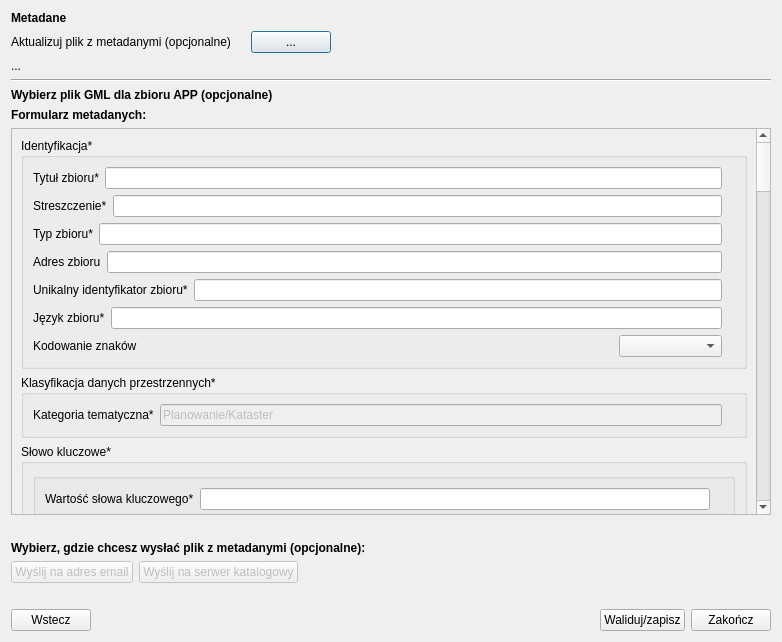
Qt form modules/metadata/views/ui/metadane_dialog_base.ui (envirosolutionspl/wtyczka_qgis_app) before a commit.
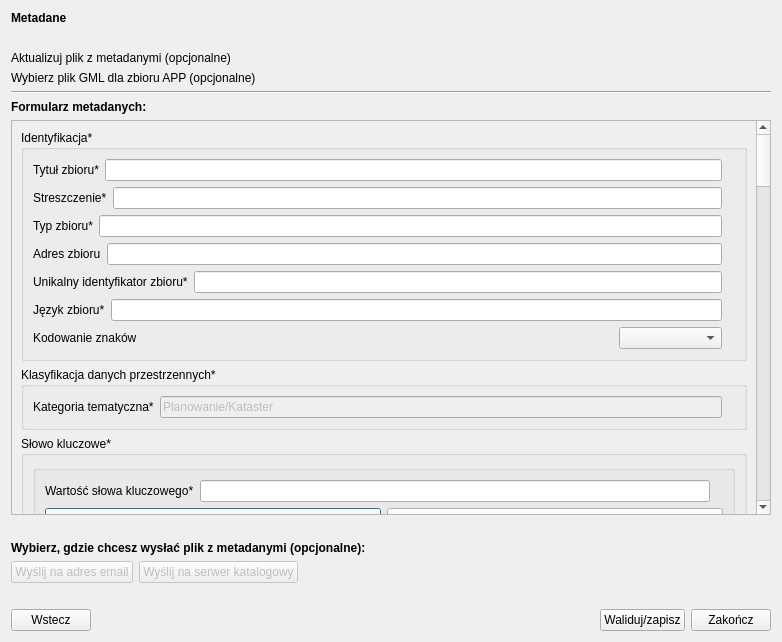
The same form after that commit. Icons and pictures are not drawn. Custom widgets are drawn as their Qt base class.

Commit message: okno metadanych - modyfikacja interfejsu (dodawanie opcjonalnych plików)

```diff
--- a/modules/metadata/views/ui/metadane_dialog_base.ui
+++ b/modules/metadata/views/ui/metadane_dialog_base.ui
@@ -35,47 +35,36 @@
       </widget>
      </item>
      <item>
-      <layout class="QHBoxLayout" name="horizontalLayout">
-       <item>
-        <layout class="QGridLayout" name="gridLayout_4">
-         <item row="0" column="0">
-          <widget class="QLabel" name="existingMetadata_lbl">
-           <property name="text">
-            <string>Aktualizuj plik z metadanymi (opcjonalne)    </string>
-           </property>
-          </widget>
-         </item>
-         <item row="0" column="1">
-          <widget class="QPushButton" name="chooseFile_widget">
-           <property name="text">
-            <string>...</string>
-           </property>
-          </widget>
-         </item>
-         <item row="0" column="2">
-          <spacer name="horizontalSpacer">
-           <property name="orientation">
-            <enum>Qt::Horizontal</enum>
-           </property>
-           <property name="sizeHint" stdset="0">
-            <size>
-             <width>40</width>
-             <height>20</height>
-            </size>
-           </property>
-          </spacer>
-         </item>
-        </layout>
-       </item>
-      </layout>
-     </item>
-     <item>
-      <widget class="QLabel" name="file_lbl">
+      <widget class="QLabel" name="empty3_lbl">
        <property name="text">
-        <string>...</string>
+        <string/>
        </property>
       </widget>
      </item>
+     <item>
+      <layout class="QGridLayout" name="gridLayout_5">
+       <item row="1" column="1">
+        <widget class="QgsFileWidget" name="chooseSet_widget"/>
+       </item>
+       <item row="1" column="0">
+        <widget class="QLabel" name="addSet_lbl">
+         <property name="text">
+          <string>Wybierz plik GML dla zbioru APP (opcjonalne)</string>
+         </property>
+        </widget>
+       </item>
+       <item row="0" column="0">
+        <widget class="QLabel" name="existingMetadata_lbl">
+         <property name="text">
+          <string>Aktualizuj plik z metadanymi (opcjonalne)    </string>
+         </property>
+        </widget>
+       </item>
+       <item row="0" column="1">
+        <widget class="QgsFileWidget" name="chooseFile_widget"/>
+       </item>
+      </layout>
+     </item>
      <item>
       <widget class="Line" name="horizontal_line">
        <property name="orientation">
@@ -83,26 +72,6 @@
        </property>
       </widget>
      </item>
-     <item>
-      <layout class="QHBoxLayout" name="horizontalLayout_2">
-       <item>
-        <widget class="QLabel" name="addSet_lbl">
-         <property name="font">
-          <font>
-           <weight>75</weight>
-           <bold>true</bold>
-          </font>
-         </property>
-         <property name="text">
-          <string>Wybierz plik GML dla zbioru APP (opcjonalne)</string>
-         </property>
-        </widget>
-       </item>
-       <item>
-        <widget class="QgsFileWidget" name="chooseSet_widget"/>
-       </item>
-      </layout>
-     </item>
      <item>
       <widget class="QLabel" name="titleForm_lbl">
        <property name="font">
@@ -131,9 +100,9 @@
         <property name="geometry">
          <rect>
           <x>0</x>
-          <y>-39</y>
-          <width>735</width>
-          <height>363</height>
+          <y>0</y>
+          <width>766</width>
+          <height>435</height>
          </rect>
         </property>
         <layout class="QGridLayout" name="gridLayout_2">
```
Left out of the diff: 2 changed lines with no effect on the pictures. The commit also changes 2 other files.
